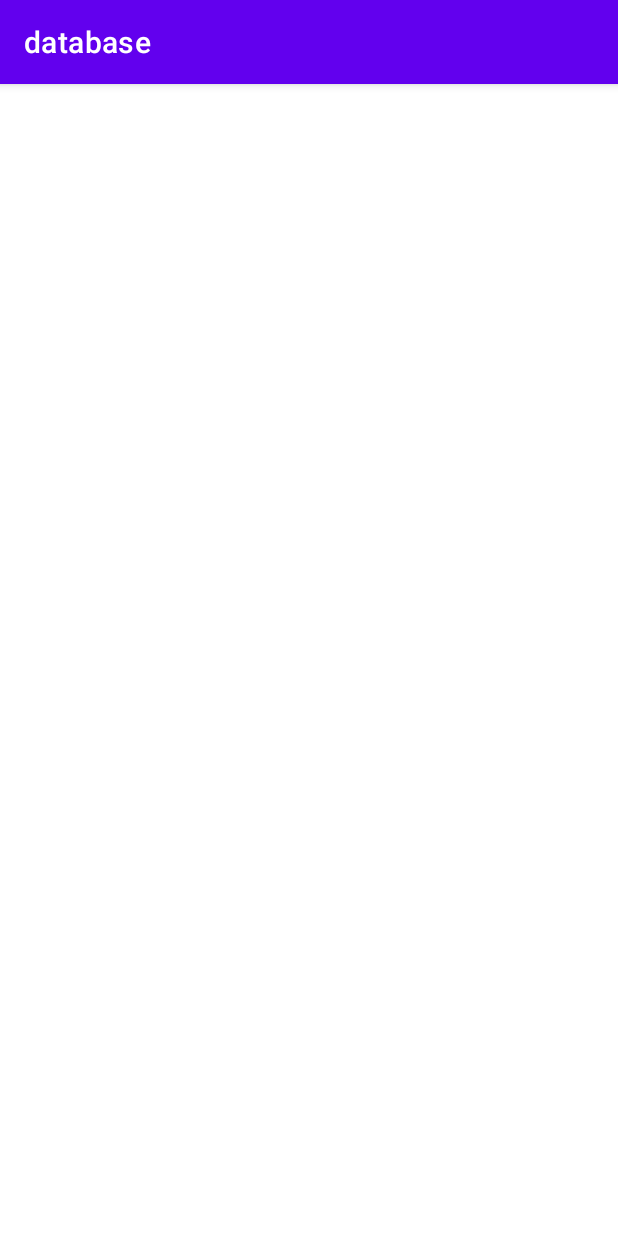
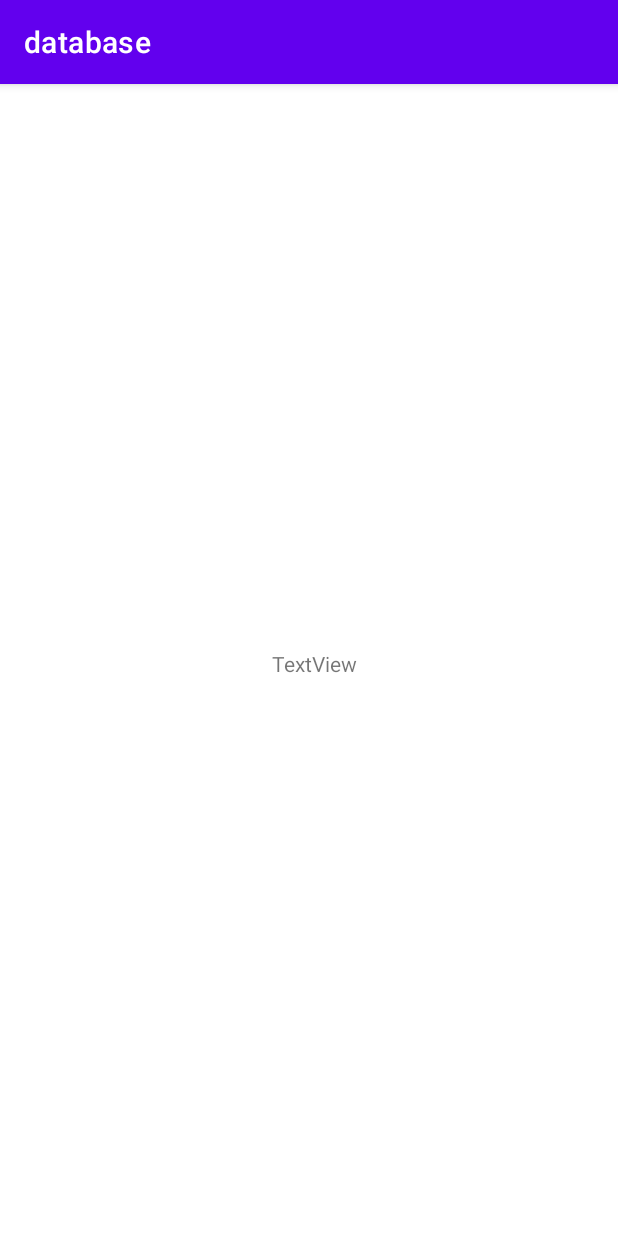
Before and after one commit to AlfredLouisCarpio/Carpio_IT-Elec2-1-30, an Android app: the screen it shows after launch (MainActivity), on a phone screen of 412 x 824 dp. Run offline under Robolectric (Android 15) with nearby library versions, the phone set to English and light mode, and no system bars.

Commit message:
database 04/29/23

```diff
--- a/database/src/main/res/layout/activity_main.xml
+++ b/database/src/main/res/layout/activity_main.xml
@@ -6,4 +6,17 @@
     android:layout_height="match_parent"
     tools:context=".MainActivity">
 
+    <TextView
+        android:id="@+id/textView"
+        android:layout_width="wrap_content"
+        android:layout_height="wrap_content"
+        android:layout_marginStart="180dp"
+        android:layout_marginTop="358dp"
+        android:layout_marginEnd="173dp"
+        android:layout_marginBottom="354dp"
+        android:text="TextView"
+        app:layout_constraintBottom_toBottomOf="parent"
+        app:layout_constraintEnd_toEndOf="parent"
+        app:layout_constraintStart_toStartOf="parent"
+        app:layout_constraintTop_toTopOf="parent" />
 </androidx.constraintlayout.widget.ConstraintLayout>
```
